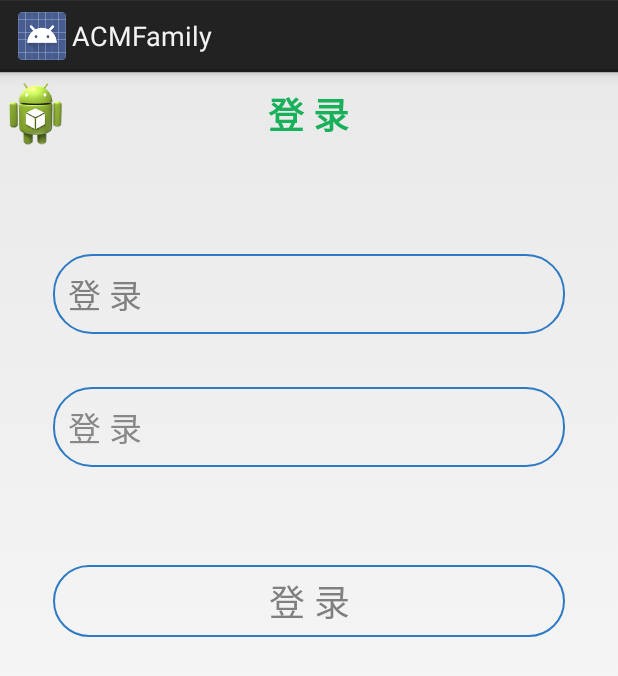
After one commit to penghaitao918/ACMerHome-Client, an Android app: the layout activity_login.xml on its own in the app's theme, with its tools: preview values and no code run, on a phone screen of 412 x 824 dp. The commit adds this screen. Shown: the top 676 px of the screen. Run offline under Robolectric (Android 15) with nearby library versions, the phone set to English and light mode, and no system bars.

Commit message:
# 登录UI

```diff
--- a/app/src/main/AndroidManifest.xml
+++ b/app/src/main/AndroidManifest.xml
@@ -15,6 +15,9 @@
                 <category android:name="android.intent.category.LAUNCHER" />
             </intent-filter>
         </activity>
+        <!--登录-->
+        <activity android:name=".activity.LoginActivity"/>
+
         <!--测试-->
         <activity android:name=".test.TestActivity"/>
 
--- a/app/src/main/java/com/xiaotao/acmfamily/activity/LoginActivity.java
+++ b/app/src/main/java/com/xiaotao/acmfamily/activity/LoginActivity.java
@@ -3,6 +3,7 @@ package com.xiaotao.acmfamily.activity;
 import android.os.Bundle;
 import android.os.Handler;
 
+import com.xiaotao.acmfamily.R;
 import com.xiaotao.acmfamily.base.BaseActivity;
 
 /**
@@ -28,6 +29,7 @@ public class LoginActivity extends BaseActivity {
     @Override
     protected void onCreate(Bundle savedInstanceState) {
         super.onCreate(savedInstanceState);
+        setContentView(R.layout.activity_login);
     }
 
 }
--- a/app/src/main/java/com/xiaotao/acmfamily/activity/WelcomeActivity.java
+++ b/app/src/main/java/com/xiaotao/acmfamily/activity/WelcomeActivity.java
@@ -96,7 +96,7 @@ public class WelcomeActivity extends BaseActivity
 	public void welcomeOnClick(View view) {
 		switch (view.getId()) {
 			case R.id.loginButton:
-				Intent loginIntent = new Intent(WelcomeActivity.this, TestActivity.class);
+				Intent loginIntent = new Intent(WelcomeActivity.this, LoginActivity.class);
 				startActivity(loginIntent);
 				break;
 			case R.id.registerButton:
--- a/app/src/main/res/drawable/btn_login.xml
+++ b/app/src/main/res/drawable/btn_login.xml
@@ -3,13 +3,13 @@
     <item android:state_pressed="false">
         <shape>
             <solid android:color="@color/green"/>
-            <corners android:radius="10dp"/>
+            <corners android:radius="12dp"/>
         </shape>
     </item>
     <item android:state_pressed="true">
         <shape>
             <solid android:color="@color/green_"/>
-            <corners android:radius="10dp"/>
+            <corners android:radius="12dp"/>
         </shape>
     </item>
 </selector>
--- a/app/src/main/res/drawable/btn_register.xml
+++ b/app/src/main/res/drawable/btn_register.xml
@@ -3,13 +3,13 @@
     <item android:state_pressed="false">
         <shape>
             <solid android:color="@color/white"/>
-            <corners android:radius="10dp"/>
+            <corners android:radius="12dp"/>
         </shape>
     </item>
     <item android:state_pressed="true">
         <shape>
             <solid android:color="@color/white_"/>
-            <corners android:radius="10dp"/>
+            <corners android:radius="12dp"/>
         </shape>
     </item>
 </selector>
--- /dev/null
+++ b/app/src/main/res/drawable/edit_login.xml
@@ -0,0 +1,17 @@
+<?xml version="1.0" encoding="utf-8"?>
+<selector xmlns:android="http://schemas.android.com/apk/res/android">
+    <item android:state_checked="false">
+        <shape>
+            <stroke android:width="1dp"
+                android:color="@color/blue"/>
+            <corners android:radius="25dp"/>
+        </shape>
+    </item>
+    <item android:state_checked="true">
+        <shape>
+            <stroke android:width="1dp"
+                android:color="@color/white_green"/>
+            <corners android:radius="25dp"/>
+        </shape>
+    </item>
+</selector>
--- /dev/null
+++ b/app/src/main/res/layout/activity_login.xml
@@ -0,0 +1,82 @@
+<?xml version="1.0" encoding="utf-8"?>
+<LinearLayout xmlns:android="http://schemas.android.com/apk/res/android"
+    android:orientation="vertical" android:layout_width="match_parent"
+    android:layout_height="match_parent">
+
+    <RelativeLayout
+        android:layout_width="match_parent"
+        android:layout_height="wrap_content"
+        android:layout_gravity="center_horizontal">
+
+        <TextView
+            android:id="@+id/textView"
+            android:layout_width="wrap_content"
+            android:layout_height="wrap_content"
+            android:text="@string/login"
+            android:textSize="24dp"
+            android:textStyle="bold"
+            android:layout_margin="10dp"
+            android:textColor="@color/white_green"
+            android:layout_centerVertical="true"
+            android:layout_centerHorizontal="true" />
+
+        <ImageButton
+            android:layout_width="wrap_content"
+            android:layout_height="wrap_content"
+            android:id="@+id/imageButton"
+            android:background="@drawable/ic_launcher"
+            android:layout_centerVertical="true"
+            android:layout_alignParentStart="true" />
+
+    </RelativeLayout>
+
+    <RelativeLayout
+        android:layout_width="match_parent"
+        android:layout_height="match_parent"
+        android:layout_gravity="center_horizontal">
+
+        <LinearLayout
+            android:layout_margin="35dp"
+            android:orientation="vertical"
+            android:layout_width="match_parent"
+            android:layout_height="match_parent"
+            android:layout_centerVertical="true"
+            android:layout_centerHorizontal="true">
+
+            <EditText
+                android:id="@+id/editText"
+                android:hint="@string/login"
+                android:textSize="22dp"
+                android:padding="10dp"
+                android:layout_marginTop="30dp"
+                android:layout_width="match_parent"
+                android:layout_height="wrap_content"
+                android:background="@drawable/edit_login"
+                android:layout_gravity="center_horizontal" />
+
+            <EditText
+                android:id="@+id/editText2"
+                android:hint="@string/login"
+                android:textSize="22dp"
+                android:padding="10dp"
+                android:layout_marginTop="35dp"
+                android:textColorHint="@color/gray"
+                android:layout_width="match_parent"
+                android:layout_height="wrap_content"
+                android:background="@drawable/edit_login"
+                android:layout_gravity="center_horizontal" />
+
+            <Button
+                android:id="@+id/button"
+                android:hint="@string/login"
+                android:textSize="24dp"
+                android:layout_marginTop="65dp"
+                android:layout_width="match_parent"
+                android:layout_height="wrap_content"
+                android:background="@drawable/edit_login"
+                android:layout_gravity="center_horizontal" />
+        </LinearLayout>
+    </RelativeLayout>
+
+
+</LinearLayout>
--- a/app/src/main/res/values/colors.xml
+++ b/app/src/main/res/values/colors.xml
@@ -7,16 +7,20 @@
 
     <color name="green">#31dd27</color>
     <color name="green_">#2fbe28</color>
+
     <color name="white">#ffffffff</color>
     <color name="white_">#dcdfe0</color>
+
     <color name="black">#ff000000</color>
+    <color name="text_hint">#ffa89d87</color>
+
+    <color name="white_green">#18b05b</color>
 
     <color name="tab_blue">#ff04abff</color>
     <color name="text_blue">#ff1eb4ff</color>
     <color name="text_checked">#ff737373</color>
     <color name="page">#c6c6c6</color>
 
-    <color name="text_hint">#ffa89d87</color>
     <color name="btn_text">#ffa79c88</color>
     <color name="tab">#ffeeeeee</color>
     <color name="sidebar">#ffe0d8c3</color>
@@ -30,6 +34,5 @@
     <color name="blue">#ff2e7ac4</color>
     <color name="white_blue">#ff56c6ff</color>
     <color name="green0">#ff18b151</color>
-    <color name="white_green">#ff24d063</color>
 
 </resources>
```
